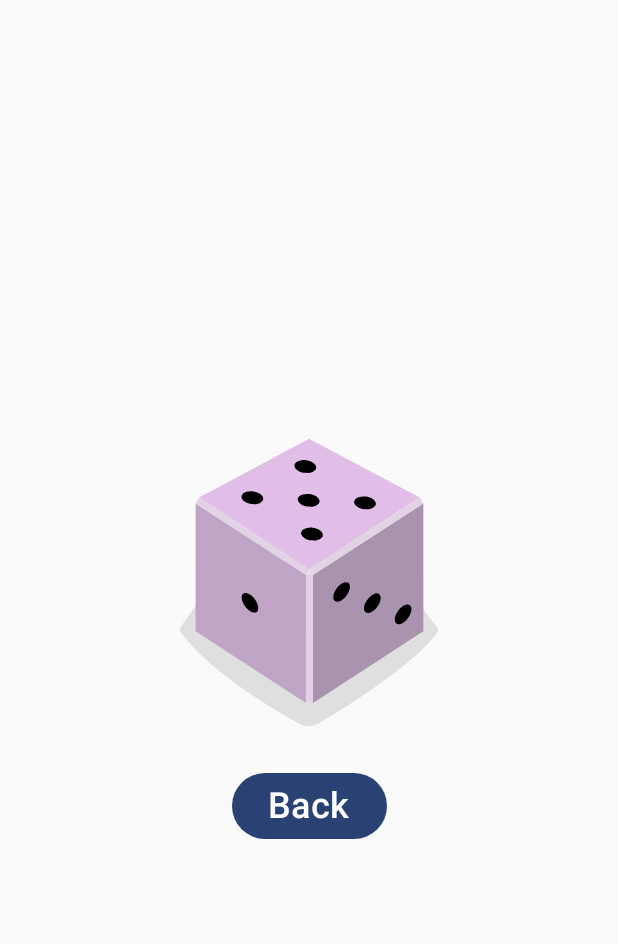
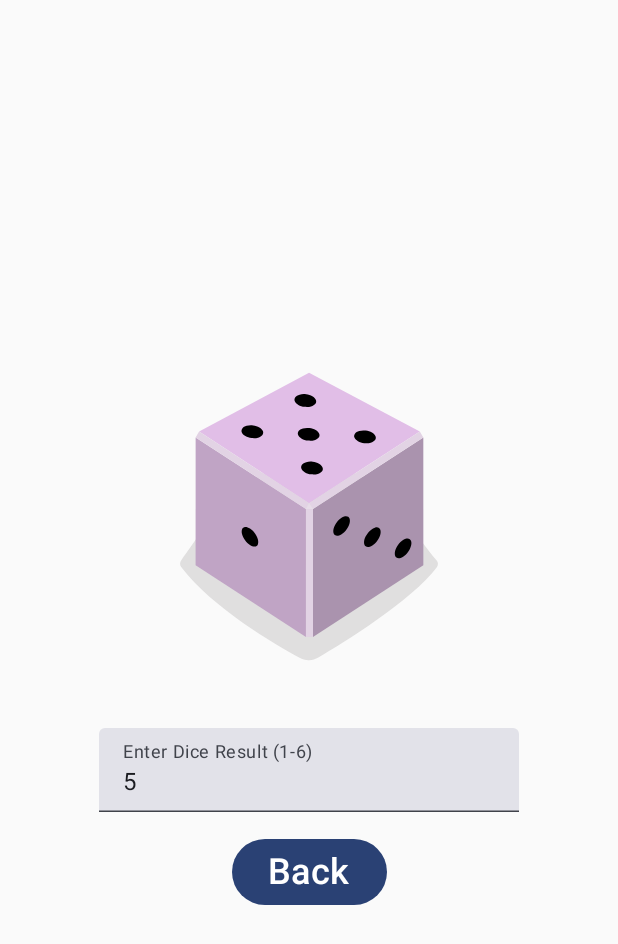
Before and after one commit to marianascosta/dice-roller, an Android app built with Jetpack Compose: the screen it shows after launch (MainActivity), after a tap on "Result Screen", on a phone screen of 412 x 824 dp. Shown: the top 944 px of the screen. Run offline under Robolectric (Android 15) with nearby library versions, the phone set to English and light mode, and no system bars; 1 other tap on this screen came first.

Commit message:
Add die result screens

```diff
--- a/app/src/main/java/com/example/diceroller/MainActivity.kt
+++ b/app/src/main/java/com/example/diceroller/MainActivity.kt
@@ -3,16 +3,13 @@ package com.example.diceroller
 import android.os.Bundle
 import androidx.activity.ComponentActivity
 import androidx.activity.compose.setContent
-import androidx.activity.enableEdgeToEdge
 import androidx.compose.foundation.Image
 import androidx.compose.foundation.layout.Column
 import androidx.compose.foundation.layout.Spacer
 import androidx.compose.foundation.layout.fillMaxSize
 import androidx.compose.foundation.layout.height
-import androidx.compose.foundation.layout.padding
 import androidx.compose.foundation.layout.wrapContentSize
 import androidx.compose.material3.Button
-import androidx.compose.material3.Scaffold
 import androidx.compose.material3.Text
 import androidx.compose.runtime.Composable
 import androidx.compose.runtime.mutableStateOf
@@ -21,7 +18,6 @@ import androidx.compose.ui.Alignment
 import androidx.compose.ui.Modifier
 import androidx.compose.ui.res.painterResource
 import androidx.compose.ui.res.stringResource
-import androidx.compose.ui.tooling.preview.Preview
 import androidx.compose.ui.unit.dp
 import com.example.diceroller.ui.theme.DiceRollerTheme
 import androidx.compose.runtime.*
@@ -43,13 +39,14 @@ class MainActivity : ComponentActivity() {
     }
 }
 
-
 @Composable
 fun DiceWithButtonAndImage(
     navController: NavController,
-    modifier: Modifier = Modifier.fillMaxSize().wrapContentSize(Alignment.Center)
+    modifier: Modifier = Modifier.fillMaxSize().wrapContentSize(Alignment.Center),
+    resultShow : Int = 1
 ) {
-    var result by remember { mutableStateOf(1) }
+    var result by remember { mutableStateOf(resultShow) }
+    var previousResult by remember { mutableStateOf(resultShow) }
     val imageResource = when(result) {
         1 -> R.drawable.dice_1
         2 -> R.drawable.dice_2
@@ -68,6 +65,7 @@ fun DiceWithButtonAndImage(
         )
         Spacer(modifier = Modifier.height(16.dp))
         Button(onClick = {
+            previousResult = result
             result = (1..6).random()
         }) {
             Text(stringResource(R.string.roll))
@@ -76,10 +74,8 @@ fun DiceWithButtonAndImage(
             onClick = {
                 navController.navigate(
                     Screens.DiceResult.route
-                        .replace(
-                            oldValue = "{result}",
-                            newValue = result.toString()
-                        )
+                        .replace("{result}", result.toString())
+                        .replace("{prev_result}", previousResult.toString())
                 )
 
             },
--- a/app/src/main/java/com/example/diceroller/navigation/NavGraph.kt
+++ b/app/src/main/java/com/example/diceroller/navigation/NavGraph.kt
@@ -5,6 +5,12 @@ import androidx.navigation.NavHostController
 import androidx.navigation.compose.NavHost
 import androidx.navigation.compose.composable
 import com.example.diceroller.DiceWithButtonAndImage
+import com.example.diceroller.navigation.dice_results.DiceResult1
+import com.example.diceroller.navigation.dice_results.DiceResult2
+import com.example.diceroller.navigation.dice_results.DiceResult3
+import com.example.diceroller.navigation.dice_results.DiceResult4
+import com.example.diceroller.navigation.dice_results.DiceResult5
+import com.example.diceroller.navigation.dice_results.DiceResult6
 
 @Composable
 fun NavGraph (navController: NavHostController){
@@ -13,12 +19,23 @@ fun NavGraph (navController: NavHostController){
         startDestination = Screens.Roll.route)
     {
         composable(route = Screens.Roll.route){
-            DiceWithButtonAndImage(navController = navController)
-        }
-        composable(route = Screens.DiceResult.route+ "?result={result}"){
             navBackStack -> //extracting the argument
                 var resultShow: Int = navBackStack.arguments?.getString("result")?.toIntOrNull()?:1
-                DiceResult(navController = navController, resultShow = resultShow)
+
+            DiceWithButtonAndImage(navController = navController, resultShow = resultShow)
+        }
+        composable(route = Screens.DiceResult.route+ "?result={result}&prev_result={prev_result}"){
+            navBackStack -> //extracting the argument
+                var resultShow: Int = navBackStack.arguments?.getString("result")?.toIntOrNull()?:1
+                var prevResultShow = navBackStack.arguments?.getString("prev_result")?.toIntOrNull()?:1
+            when (resultShow) {
+                1 -> DiceResult1(navController = navController)
+                2 -> DiceResult2(navController = navController, resultShow = resultShow)
+                3 -> DiceResult3(navController = navController, resultShow = resultShow)
+                4 -> DiceResult4(navController = navController)
+                5 -> DiceResult5(navController = navController, resultShow = resultShow)
+                else -> DiceResult6(navController = navController, resultShow = resultShow, prevResultShow = prevResultShow)
+            }
         }
     }
 }
--- a/app/src/main/java/com/example/diceroller/navigation/Screens.kt
+++ b/app/src/main/java/com/example/diceroller/navigation/Screens.kt
@@ -1,6 +1,6 @@
 package com.example.diceroller.navigation
 
 sealed class Screens(val route: String) {
-    object Roll : Screens("roll_screen")
-    object DiceResult : Screens("result_screen/{result}")
+    object Roll : Screens("roll_screen/{result}")
+    object DiceResult : Screens("result_screen/{result}/{prev_result}")
 }
--- /dev/null
+++ b/app/src/main/java/com/example/diceroller/navigation/dice_results/DiceResult_5.kt
@@ -0,0 +1,66 @@
+package com.example.diceroller.navigation.dice_results
+
+import androidx.compose.foundation.Image
+import androidx.compose.foundation.layout.Column
+import androidx.compose.foundation.layout.Spacer
+import androidx.compose.foundation.layout.fillMaxSize
+import androidx.compose.foundation.layout.height
+import androidx.compose.foundation.layout.wrapContentSize
+import androidx.compose.material3.Text
+import androidx.compose.material3.TextField
+import androidx.compose.runtime.Composable
+import androidx.compose.runtime.getValue
+import androidx.compose.runtime.mutableStateOf
+import androidx.compose.runtime.remember
+import androidx.compose.runtime.setValue
+import androidx.compose.ui.Alignment
+import androidx.compose.ui.Modifier
+import androidx.compose.ui.res.painterResource
+import androidx.compose.ui.unit.dp
+import androidx.navigation.NavController
+import com.example.diceroller.R
+import com.example.diceroller.navigation.utils.BackButton
+
+@Composable
+fun DiceResult5(
+    navController: NavController,
+    modifier: Modifier = Modifier.fillMaxSize().wrapContentSize(Alignment.Center),
+    resultShow: Int = 1
+) {
+    var result by remember { mutableStateOf(resultShow) }
+    val imageResource = when(result) {
+        1 -> R.drawable.dice_1
+        2 -> R.drawable.dice_2
+        3 -> R.drawable.dice_3
+        4 -> R.drawable.dice_4
+        5 -> R.drawable.dice_5
+        else -> R.drawable.dice_6
+    }
+    Column (
+        modifier = modifier,
+        horizontalAlignment = Alignment.CenterHorizontally
+    ) {
+        Image(
+            painter = painterResource(imageResource),
+            contentDescription = result.toString()
+        )
+        Spacer(modifier = Modifier.height(16.dp))
+
+        var textState by remember { mutableStateOf(result.toString()) }
+
+        TextField(
+            value = textState,
+            onValueChange = { newValue ->
+                textState = newValue
+                val newResult = newValue.toIntOrNull()
+                if (newResult != null && newResult in 1..6) {
+                    result = newResult
+                }
+            },
+            label = { Text(text = "Enter Dice Result (1-6)") },
+        )
+        Spacer(modifier = Modifier.height(16.dp))
+        BackButton(navController, result)
+
+    }
+}
--- /dev/null
+++ b/app/src/main/java/com/example/diceroller/navigation/utils/BackButton.kt
@@ -0,0 +1,28 @@
+package com.example.diceroller.navigation.utils
+
+import androidx.compose.material3.Button
+import androidx.compose.material3.Text
+import androidx.compose.runtime.Composable
+import androidx.compose.ui.res.stringResource
+import androidx.compose.ui.unit.sp
+import androidx.navigation.NavController
+import com.example.diceroller.R
+import com.example.diceroller.navigation.Screens
+
+@Composable
+fun BackButton(navController: NavController, result: Int = 1) {
+    Button(
+        onClick = {
+            navController.navigate(
+                Screens.Roll.route
+                    .replace(
+                        oldValue = "{result}",
+                        newValue = result.toString()
+                    )
+            )
+        },
+    ) {
+        Text(text = (stringResource(R.string.back)), fontSize = 24.sp)
+    }
+
+}
--- a/app/src/main/res/values/strings.xml
+++ b/app/src/main/res/values/strings.xml
@@ -3,4 +3,6 @@
     <string name="roll">Roll</string>
     <string name="result_screen">Result Screen</string>
     <string name="back">Back</string>
+    <string name="increment">Increment</string>
+    <string name="scree_dice">Screen %1$d</string>
 </resources>
```
Also changed, not shown: app/src/main/java/com/example/diceroller/navigation/dice_results/DiceResult_1.kt (added, +29 -0 lines), app/src/main/java/com/example/diceroller/navigation/dice_results/DiceResult_2.kt (added, +46 -0 lines), app/src/main/java/com/example/diceroller/navigation/dice_results/DiceResult_3.kt (renamed from app/src/main/java/com/example/diceroller/navigation/DiceResult.kt, +11 -6 lines), app/src/main/java/com/example/diceroller/navigation/dice_results/DiceResult_4.kt (added, +52 -0 lines), app/src/main/java/com/example/diceroller/navigation/dice_results/DiceResult_6.kt (added, +82 -0 lines).
